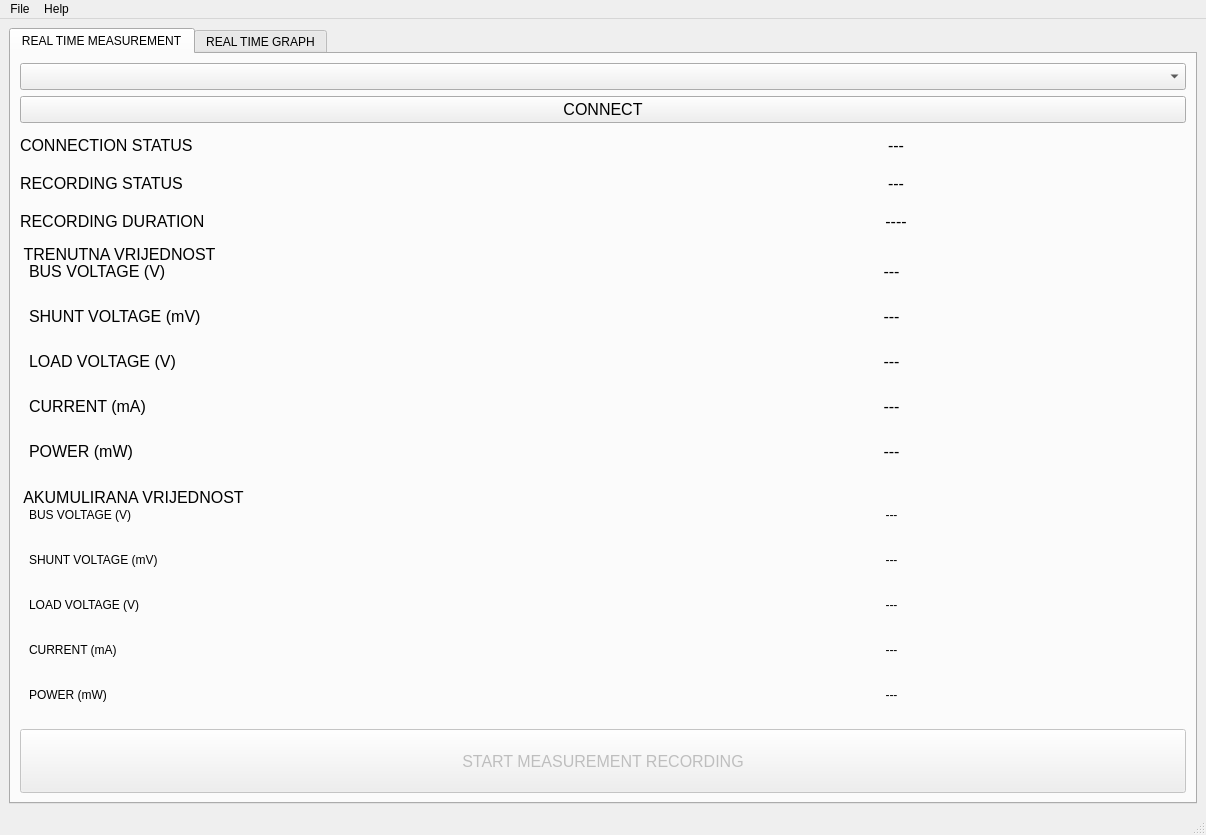
First picture: the form in PC_Application/mainwindow.ui, repository dogotic/QCurrentMeasurement, before the edit.
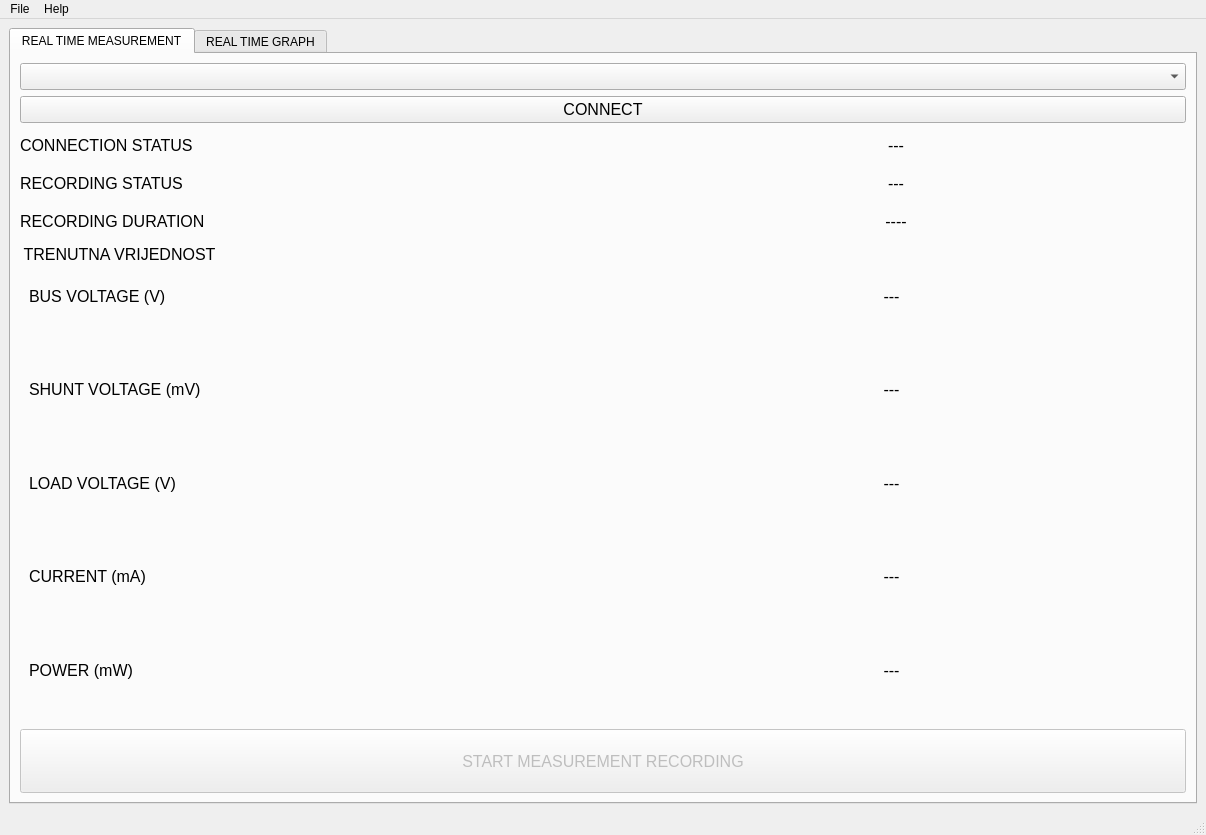
Second picture: the form after the edit. The open tabs and pages were chosen to show the change. Custom widgets are drawn as their Qt base class.

```diff
--- a/PC_Application/mainwindow.ui
+++ b/PC_Application/mainwindow.ui
@@ -330,112 +330,6 @@
           </layout>
          </widget>
         </item>
-        <item>
-         <widget class="QGroupBox" name="groupBox_2">
-          <property name="font">
-           <font>
-            <pointsize>12</pointsize>
-           </font>
-          </property>
-          <property name="styleSheet">
-           <string notr="true">     border: 0px solid gray; 
-     border-radius: 0px; </string>
-          </property>
-          <property name="title">
-           <string>AKUMULIRANA VRIJEDNOST</string>
-          </property>
-          <property name="flat">
-           <bool>false</bool>
-          </property>
-          <layout class="QGridLayout" name="gridLayout_3">
-           <item row="1" column="0">
-            <widget class="QLabel" name="label_7">
-             <property name="text">
-              <string>SHUNT VOLTAGE (mV)</string>
-             </property>
-            </widget>
-           </item>
-           <item row="4" column="0">
-            <widget class="QLabel" name="label_11">
-             <property name="text">
-              <string>POWER (mW)</string>
-             </property>
-            </widget>
-           </item>
-           <item row="3" column="1">
-            <widget class="QLabel" name="label_CURRENT_AVG">
-             <property name="text">
-              <string>---</string>
-             </property>
-             <property name="alignment">
-              <set>Qt::AlignCenter</set>
-             </property>
-            </widget>
-           </item>
-           <item row="2" column="0">
-            <widget class="QLabel" name="label_16">
-             <property name="text">
-              <string>LOAD VOLTAGE (V)</string>
-             </property>
-            </widget>
-           </item>
-           <item row="3" column="0">
-            <widget class="QLabel" name="label_10">
-             <property name="text">
-              <string>CURRENT (mA)</string>
-             </property>
-            </widget>
-           </item>
-           <item row="2" column="1">
-            <widget class="QLabel" name="label_LOAD_VOLTAGE_AVG">
-             <property name="text">
-              <string>---</string>
-             </property>
-             <property name="alignment">
-              <set>Qt::AlignCenter</set>
-             </property>
-            </widget>
-           </item>
-           <item row="0" column="1">
-            <widget class="QLabel" name="label_BUS_VOLTAGE_AVG">
-             <property name="text">
-              <string>---</string>
-             </property>
-             <property name="alignment">
-              <set>Qt::AlignCenter</set>
-             </property>
-            </widget>
-           </item>
-           <item row="0" column="0">
-            <widget class="QLabel" name="label_9">
-             <property name="text">
-              <string>BUS VOLTAGE (V)</string>
-             </property>
-            </widget>
-           </item>
-           <item row="1" column="1">
-            <widget class="QLabel" name="label_SHUNT_VOLTAGE_AVG">
-             <property name="text">
-              <string>---</string>
-             </property>
-             <property name="alignment">
-              <set>Qt::AlignCenter</set>
-             </property>
-            </widget>
-           </item>
-           <item row="4" column="1">
-            <widget class="QLabel" name="label_POWER_AVG">
-             <property name="text">
-              <string>---</string>
-             </property>
-             <property name="alignment">
-              <set>Qt::AlignCenter</set>
-             </property>
-            </widget>
-           </item>
-          </layout>
-         </widget>
-        </item>
         <item>
          <widget class="QPushButton" name="pushButton_START_MEASUREMENT">
           <property name="enabled">
```
Left out of the diff: 2 changed lines with no effect on the pictures.
